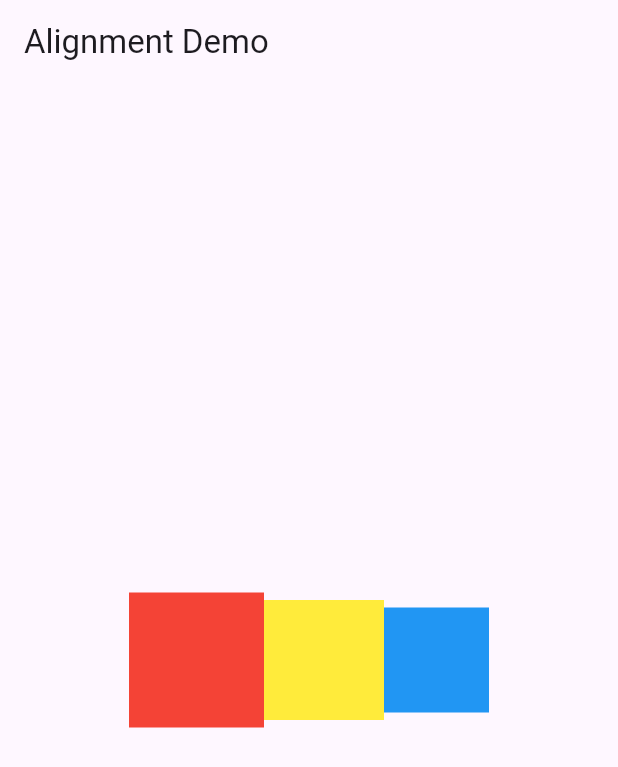
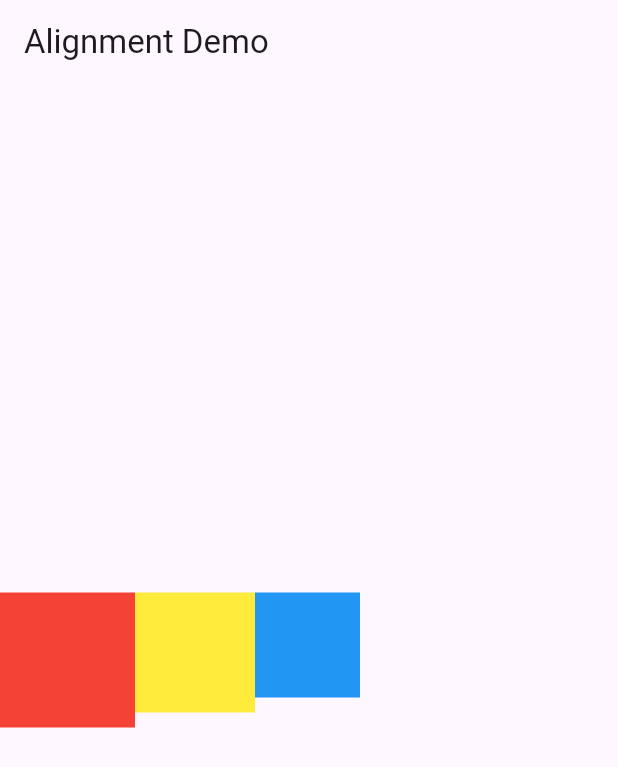
Before and after one commit to brycecodotco/CCE106-Flutter-Projects, a Flutter app: the screen it shows after launch, on a phone screen of 412 x 824 dp. Shown: the top 767 px of the screen. Run offline on Flutter 3.47's test engine with Material 3 defaults, Android fonts, the phone set to English and light mode, and no system bars.

Commit message:
added changes

```diff
--- a/lib/AlignmentDemo.dart
+++ b/lib/AlignmentDemo.dart
@@ -11,12 +11,21 @@ class AlignmentDemo extends StatelessWidget {
       ),
       body: Center(
         child: Row(
+          textBaseline: TextBaseline.alphabetic,
+          //----CrossAxisAlignment----
+          //crossAxisAlignment: CrossAxisAlignment.center,
+          //crossAxisAlignment: CrossAxisAlignment.start,
+          //crossAxisAlignment: CrossAxisAlignment.end,
+          //crossAxisAlignment: CrossAxisAlignment.stretch,
+          crossAxisAlignment: CrossAxisAlignment.baseline,
+
+          //----MainAxisAlignment----
           //mainAxisAlignment: MainAxisAlignment.end,
           //mainAxisAlignment: MainAxisAlignment.start,
           //mainAxisAlignment: MainAxisAlignment.spaceEvenly,
           //mainAxisAlignment: MainAxisAlignment.spaceBetween,
           //mainAxisAlignment: MainAxisAlignment.spaceAround,
-          mainAxisAlignment: MainAxisAlignment.center,
+          //mainAxisAlignment: MainAxisAlignment.center,
           children: [
             Container(
               width: 90,
```
